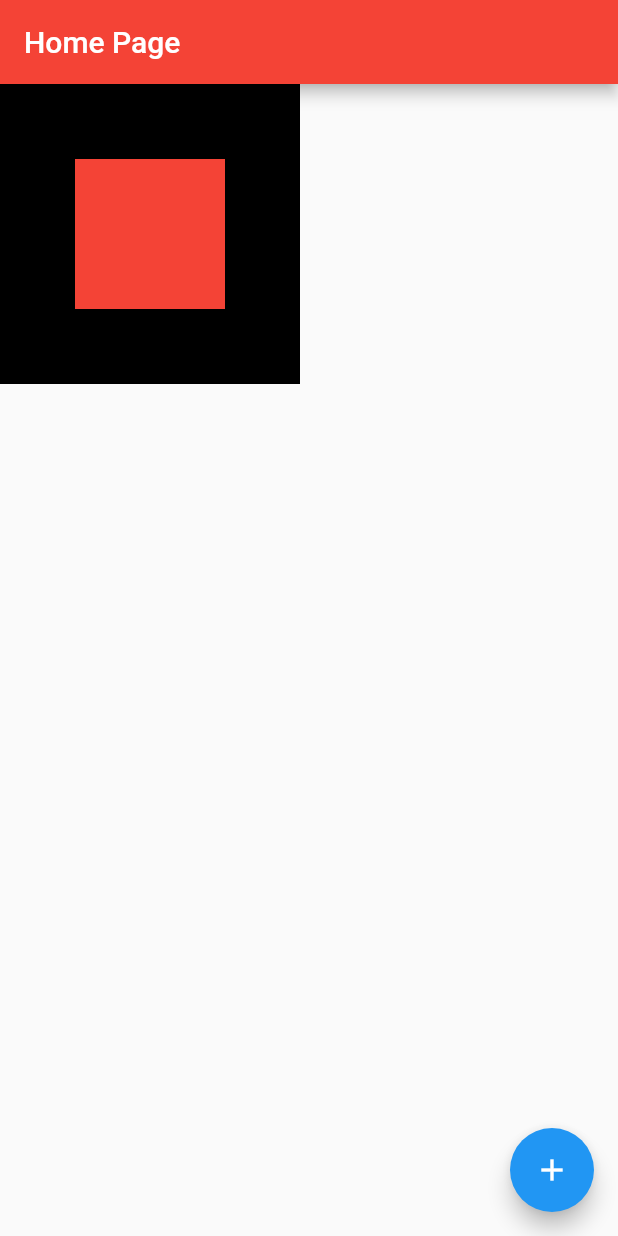
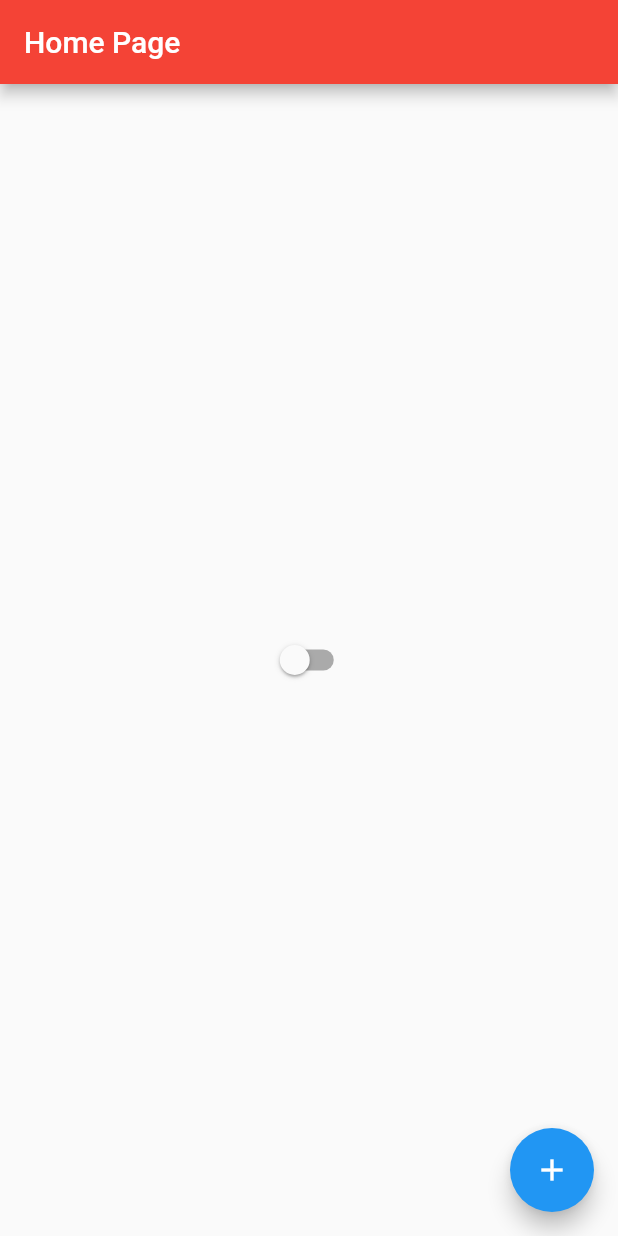
Before and after one commit to PedroUNB/flutterando, a Flutter app: the screen it shows after launch, on a phone screen of 412 x 824 dp. Run offline on Flutter 3.47's test engine with Material 2 defaults, Android fonts, the phone set to English and light mode, and no system bars.

Commit message:
Gerenciando outro estado

```diff
--- /dev/null
+++ b/lib/app_controller.dart
@@ -0,0 +1,13 @@
+import 'package:flutter/cupertino.dart';
+
+class AppController extends ChangeNotifier {
+  static AppController instance = AppController();
+
+  bool isDarkTheme = false;
+
+  changeTheme() {
+    isDarkTheme = !isDarkTheme;
+
+    notifyListeners();
+  }
+}
--- a/lib/app_widget.dart
+++ b/lib/app_widget.dart
@@ -1,4 +1,5 @@
 import 'package:flutter/material.dart';
+import 'package:ola_mundo/app_controller.dart';
 
 import 'home_page.dart';
 
@@ -9,9 +10,19 @@ class AppWidget extends StatelessWidget {
 
   @override
   Widget build(BuildContext context) {
-    return MaterialApp(
-      theme: ThemeData(primaryColor: Colors.red),
-      home: HomePage(),
+    return AnimatedBuilder(
+      animation: AppController.instance,
+      builder: (context, child) {
+        return MaterialApp(
+          theme: ThemeData(
+            primaryColor: Colors.red,
+            brightness: AppController.instance.isDarkTheme
+                ? Brightness.dark
+                : Brightness.light,
+          ),
+          home: HomePage(),
+        );
+      },
     );
   }
 }
--- a/lib/home_page.dart
+++ b/lib/home_page.dart
@@ -1,4 +1,5 @@
 import 'package:flutter/material.dart';
+import 'package:ola_mundo/app_controller.dart';
 
 class HomePage extends StatefulWidget {
   @override
@@ -16,16 +17,12 @@ class HomePageState extends State<HomePage> {
       appBar: AppBar(
         title: Text('Home Page'),
       ),
-      body: Container(
-        height: 200,
-        width: 200,
-        color: Colors.black,
-        child: Center(
-          child: Container(
-            height: 100,
-            width: 100,
-            color: Colors.red,
-          ),
+      body: Center(
+        child: Switch(
+          value: AppController.instance.isDarkTheme,
+          onChanged: (value) {
+            AppController.instance.changeTheme();
+          },
         ),
       ),
       floatingActionButton: FloatingActionButton(
```
